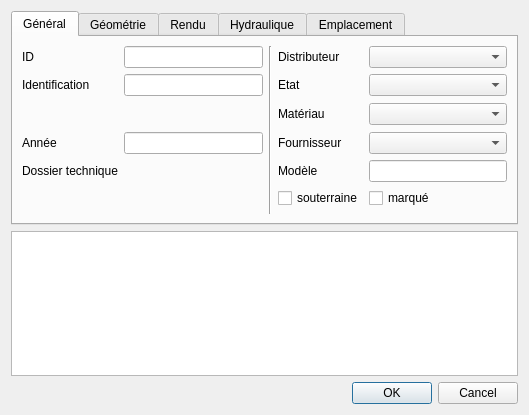
The window that qgis-project/ui_forms/hydrant.ui (qwat/QWAT) describes before a commit, drawn with Qt 5.
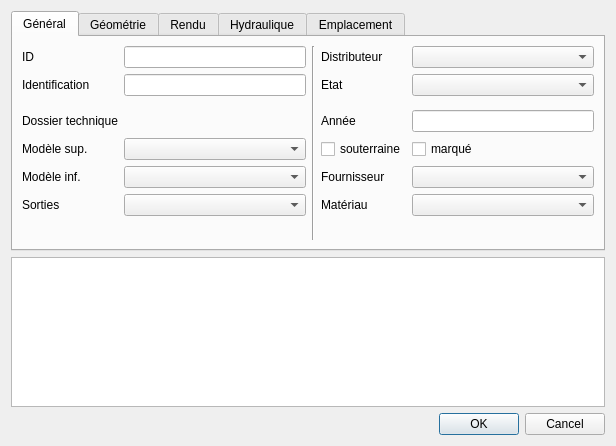
The same window after the commit. Custom widgets are drawn as their Qt base class.

Commit message: integrate new hydrant fields

```diff
--- a/qgis-project/ui_forms/hydrant.ui
+++ b/qgis-project/ui_forms/hydrant.ui
@@ -6,8 +6,8 @@
    <rect>
     <x>0</x>
     <y>0</y>
-    <width>529</width>
-    <height>415</height>
+    <width>616</width>
+    <height>446</height>
    </rect>
   </property>
   <property name="windowTitle">
@@ -34,17 +34,77 @@
        <string>Général</string>
       </attribute>
       <layout class="QGridLayout" name="gridLayout_3">
-       <item row="1" column="1">
-        <widget class="QLineEdit" name="identification"/>
+       <item row="4" column="0">
+        <widget class="QLabel" name="label_20">
+         <property name="text">
+          <string>Modèle sup.</string>
+         </property>
+        </widget>
        </item>
-       <item row="1" column="0">
-        <widget class="QLabel" name="label_2">
+       <item row="4" column="1">
+        <widget class="QComboBox" name="fk_model_sup"/>
+       </item>
+       <item row="3" column="0">
+        <widget class="QLabel" name="label_4">
          <property name="text">
-          <string>Identification</string>
+          <string>Dossier technique</string>
          </property>
         </widget>
        </item>
-       <item row="0" column="2" rowspan="7">
+       <item row="5" column="0">
+        <widget class="QLabel" name="label_11">
+         <property name="text">
+          <string>Modèle inf.</string>
+         </property>
+        </widget>
+       </item>
+       <item row="3" column="1">
+        <widget class="QgsRelationReferenceWidget" name="fk_folder"/>
+       </item>
+       <item row="3" column="3">
+        <widget class="QLabel" name="label_7">
+         <property name="text">
+          <string>Année</string>
+         </property>
+        </widget>
+       </item>
+       <item row="5" column="1">
+        <widget class="QComboBox" name="fk_model_inf"/>
+       </item>
+       <item row="1" column="4">
+        <widget class="QComboBox" name="fk_status"/>
+       </item>
+       <item row="0" column="4">
+        <widget class="QComboBox" name="fk_distributor"/>
+       </item>
+       <item row="0" column="3">
+        <widget class="QLabel" name="label_16">
+         <property name="text">
+          <string>Distributeur</string>
+         </property>
+        </widget>
+       </item>
+       <item row="2" column="1">
+        <spacer name="verticalSpacer">
+         <property name="orientation">
+          <enum>Qt::Vertical</enum>
+         </property>
+         <property name="sizeHint" stdset="0">
+          <size>
+           <width>20</width>
+           <height>40</height>
+          </size>
+         </property>
+        </spacer>
+       </item>
+       <item row="1" column="3">
+        <widget class="QLabel" name="label_8">
+         <property name="text">
+          <string>Etat</string>
+         </property>
+        </widget>
+       </item>
+       <item row="0" column="2" rowspan="11">
         <widget class="Line" name="line_2">
          <property name="orientation">
           <enum>Qt::Vertical</enum>
@@ -68,102 +128,62 @@
          </property>
         </widget>
        </item>
-       <item row="0" column="3">
-        <widget class="QLabel" name="label_16">
-         <property name="text">
-          <string>Distributeur</string>
-         </property>
-        </widget>
+       <item row="1" column="1">
+        <widget class="QLineEdit" name="identification"/>
        </item>
-       <item row="0" column="4">
-        <widget class="QComboBox" name="fk_distributor"/>
-       </item>
-       <item row="1" column="4">
-        <widget class="QComboBox" name="fk_status"/>
-       </item>
-       <item row="1" column="3">
-        <widget class="QLabel" name="label_8">
+       <item row="1" column="0">
+        <widget class="QLabel" name="label_2">
          <property name="text">
-          <string>Etat</string>
+          <string>Identification</string>
          </property>
         </widget>
        </item>
-       <item row="3" column="4">
-        <widget class="QComboBox" name="fk_provider"/>
-       </item>
-       <item row="3" column="3">
-        <widget class="QLabel" name="label_10">
-         <property name="text">
-          <string>Fournisseur</string>
-         </property>
-        </widget>
-       </item>
-       <item row="4" column="4">
-        <widget class="QLineEdit" name="model"/>
-       </item>
        <item row="4" column="3">
-        <widget class="QLabel" name="label_20">
-         <property name="text">
-          <string>Modèle</string>
-         </property>
-        </widget>
-       </item>
-       <item row="5" column="3">
         <widget class="QCheckBox" name="underground">
          <property name="text">
           <string>souterraine</string>
          </property>
         </widget>
        </item>
-       <item row="3" column="0">
-        <widget class="QLabel" name="label_7">
-         <property name="text">
-          <string>Année</string>
-         </property>
-        </widget>
-       </item>
-       <item row="3" column="1">
+       <item row="3" column="4">
         <widget class="QLineEdit" name="year"/>
        </item>
-       <item row="2" column="1">
-        <spacer name="verticalSpacer">
-         <property name="orientation">
-          <enum>Qt::Vertical</enum>
+       <item row="4" column="4">
+        <widget class="QCheckBox" name="marked">
+         <property name="text">
+          <string>marqué</string>
          </property>
-         <property name="sizeHint" stdset="0">
-          <size>
-           <width>20</width>
-           <height>40</height>
-          </size>
-         </property>
-        </spacer>
+        </widget>
        </item>
-       <item row="2" column="4">
+       <item row="5" column="4">
+        <widget class="QComboBox" name="fk_provider"/>
+       </item>
+       <item row="6" column="4">
         <widget class="QComboBox" name="fk_material"/>
        </item>
-       <item row="2" column="3">
+       <item row="5" column="3">
+        <widget class="QLabel" name="label_10">
+         <property name="text">
+          <string>Fournisseur</string>
+         </property>
+        </widget>
+       </item>
+       <item row="6" column="3">
         <widget class="QLabel" name="label_3">
          <property name="text">
           <string>Matériau</string>
          </property>
         </widget>
        </item>
-       <item row="4" column="1" rowspan="2">
-        <widget class="QgsRelationReferenceWidget" name="fk_folder"/>
-       </item>
-       <item row="4" column="0">
-        <widget class="QLabel" name="label_4">
+       <item row="6" column="0">
+        <widget class="QLabel" name="label_18">
          <property name="text">
-          <string>Dossier technique</string>
+          <string>Sorties</string>
          </property>
         </widget>
        </item>
-       <item row="5" column="4">
-        <widget class="QCheckBox" name="marked">
-         <property name="text">
-          <string>marqué</string>
-         </property>
-        </widget>
+       <item row="6" column="1">
+        <widget class="QComboBox" name="fk_output"/>
        </item>
       </layout>
      </widget>
@@ -209,7 +229,7 @@
        <item row="1" column="0">
         <widget class="QLabel" name="label_5">
          <property name="text">
-          <string>Altitude réelle</string>
+          <string>Altitude</string>
          </property>
         </widget>
        </item>
```
The commit also changes 1 other file.
